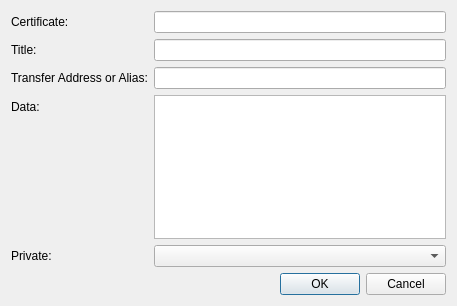
This is src/qt/forms/editcertdialog.ui in syscoin/syscoin1 as Qt 5 draws it before an edit. The edited form follows.
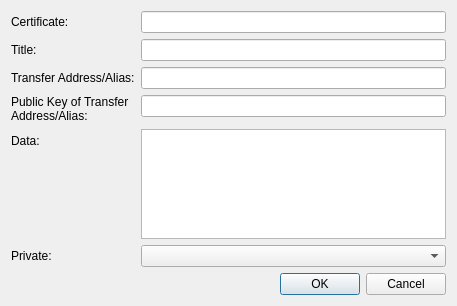
This is the edited form.

Commit message:
fix private cert transfer, image sizing issues
fixes #68, fixes #71

```diff
--- a/src/qt/forms/editcertdialog.ui
+++ b/src/qt/forms/editcertdialog.ui
@@ -56,7 +56,7 @@
      <item row="2" column="0">
       <widget class="QLabel" name="transferLabel">
        <property name="text">
-        <string>Transfer Address or Alias:</string>
+        <string>Transfer Address/Alias:</string>
        </property>
        <property name="wordWrap">
         <bool>true</bool>
@@ -66,30 +66,43 @@
      <item row="2" column="1">
       <widget class="QLineEdit" name="transferEdit"/>
      </item>
-     <item row="3" column="0">
+     <item row="4" column="0">
       <widget class="QLabel" name="certDataLabel">
        <property name="text">
         <string>Data:</string>
        </property>
       </widget>
      </item>
-     <item row="3" column="1">
-      <widget class="QTextEdit" name="certDataEdit"/>
-     </item>
      <item row="4" column="1">
+      <widget class="QTextEdit" name="certDataEdit"/>
+     </item>
+     <item row="5" column="1">
       <widget class="QComboBox" name="privateBox">
        <property name="maxVisibleItems">
         <number>2</number>
        </property>
       </widget>
      </item>
-     <item row="4" column="0">
+     <item row="5" column="0">
       <widget class="QLabel" name="privateLabel">
        <property name="text">
         <string>Private:</string>
        </property>
       </widget>
      </item>
+     <item row="3" column="0">
+      <widget class="QLabel" name="pubKeyLabel">
+       <property name="text">
+        <string>Public Key of Transfer Address/Alias:</string>
+       </property>
+       <property name="wordWrap">
+        <bool>true</bool>
+       </property>
+      </widget>
+     </item>
+     <item row="3" column="1">
+      <widget class="QLineEdit" name="pubKeyEdit"/>
+     </item>
     </layout>
    </item>
    <item>
```
The commit also changes 15 other files.
